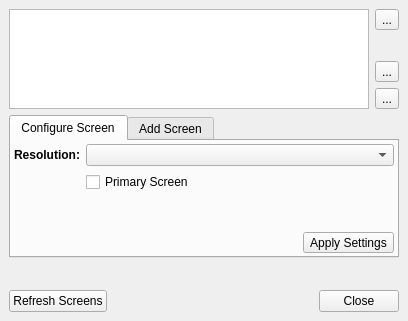
Above: src-qt5/core-utils/lumina-xconfig/MainUI.ui from lumina-desktop/lumina before the change. Below: the same form after it.
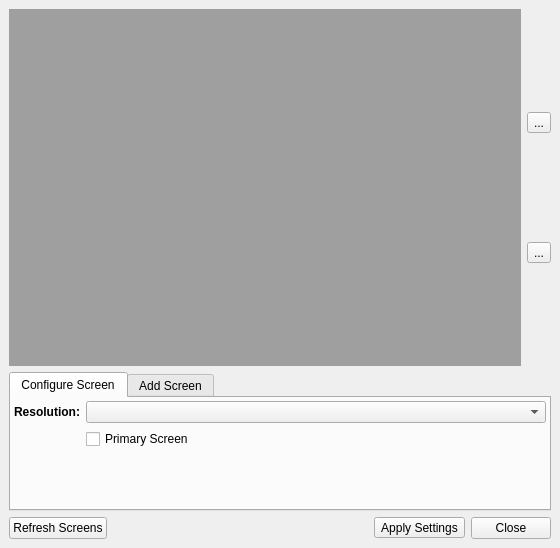
That is the form after the change.

Commit message: Get most of lumina-xconfig updated so screens can be moved around on a canvas, rather than forcing a horizontal arrangement. Not quite finished yet - almost though.

Diff of the .ui file:
```diff
--- a/src-qt5/core-utils/lumina-xconfig/MainUI.ui
+++ b/src-qt5/core-utils/lumina-xconfig/MainUI.ui
@@ -6,8 +6,8 @@
    <rect>
     <x>0</x>
     <y>0</y>
-    <width>408</width>
-    <height>321</height>
+    <width>560</width>
+    <height>548</height>
    </rect>
   </property>
   <property name="windowTitle">
@@ -18,41 +18,7 @@
     <item>
      <layout class="QHBoxLayout" name="horizontalLayout_3">
       <item>
-       <widget class="QListWidget" name="list_screens">
-        <property name="sizePolicy">
-         <sizepolicy hsizetype="Expanding" vsizetype="Fixed">
-          <horstretch>0</horstretch>
-          <verstretch>0</verstretch>
-         </sizepolicy>
-        </property>
-        <property name="minimumSize">
-         <size>
-          <width>0</width>
-          <height>100</height>
-         </size>
-        </property>
-        <property name="maximumSize">
-         <size>
-          <width>16777215</width>
-          <height>100</height>
-         </size>
-        </property>
-        <property name="flow">
-         <enum>QListView::LeftToRight</enum>
-        </property>
-        <property name="viewMode">
-         <enum>QListView::ListMode</enum>
-        </property>
-        <property name="uniformItemSizes">
-         <bool>true</bool>
-        </property>
-        <property name="wordWrap">
-         <bool>true</bool>
-        </property>
-        <property name="selectionRectVisible">
-         <bool>true</bool>
-        </property>
-       </widget>
+       <widget class="QMdiArea" name="mdiArea"/>
       </item>
       <item>
        <layout class="QVBoxLayout" name="verticalLayout_3">
@@ -64,27 +30,7 @@
          </widget>
         </item>
         <item>
-         <spacer name="verticalSpacer">
-          <property name="orientation">
-           <enum>Qt::Vertical</enum>
-          </property>
-          <property name="sizeHint" stdset="0">
-           <size>
-            <width>20</width>
-            <height>0</height>
-           </size>
-          </property>
-         </spacer>
-        </item>
-        <item>
-         <widget class="QToolButton" name="tool_moveleft">
-          <property name="text">
-           <string>...</string>
-          </property>
-         </widget>
-        </item>
-        <item>
-         <widget class="QToolButton" name="tool_moveright">
+         <widget class="QToolButton" name="tool_tile">
           <property name="text">
            <string>...</string>
           </property>
@@ -170,16 +116,6 @@
             </property>
            </spacer>
           </item>
-          <item>
-           <widget class="QToolButton" name="tool_applyconfig">
-            <property name="text">
-             <string>Apply Settings</string>
-            </property>
-            <property name="toolButtonStyle">
-             <enum>Qt::ToolButtonTextBesideIcon</enum>
-            </property>
-           </widget>
-          </item>
          </layout>
         </item>
         <item row="1" column="1">
@@ -278,6 +214,16 @@
         </property>
        </spacer>
       </item>
+      <item>
+       <widget class="QToolButton" name="tool_applyconfig">
+        <property name="text">
+         <string>Apply Settings</string>
+        </property>
+        <property name="toolButtonStyle">
+         <enum>Qt::ToolButtonTextBesideIcon</enum>
+        </property>
+       </widget>
+      </item>
       <item>
        <widget class="QPushButton" name="push_close">
         <property name="text">
```
Left out of the diff: 2 changed lines with no effect on the pictures. The commit also changes 3 other files.
